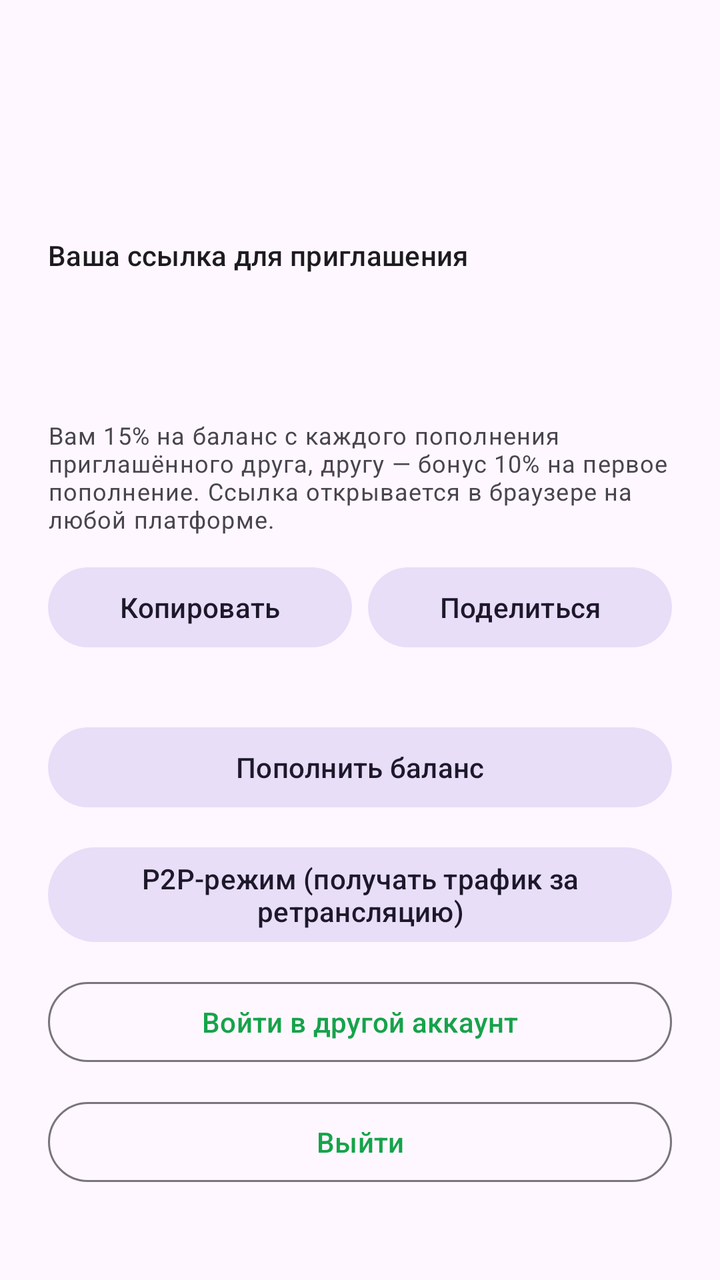
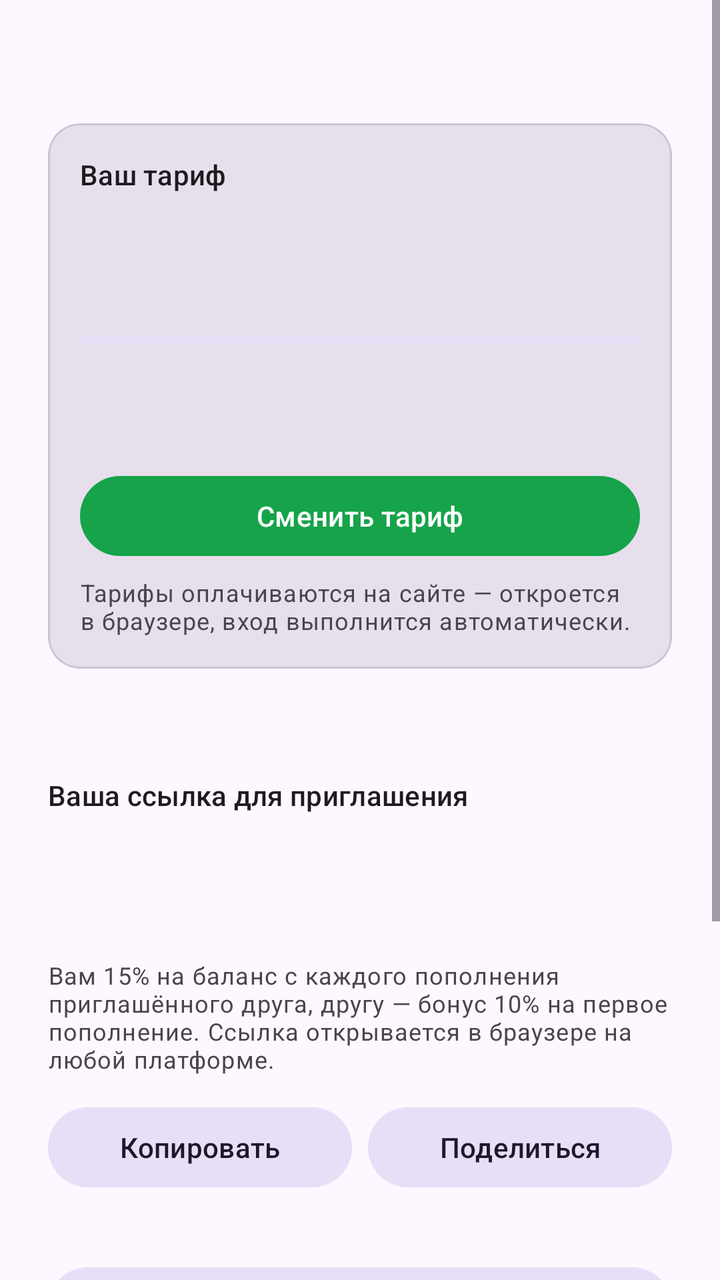

Compare the two renders of this Android layout. The source of the first and the diff that turns it into the second are given below.
<!-- AndroidManifest.xml: application theme Theme.VpnApp -->
<!-- res/layout/fragment_profile.xml -->
<?xml version="1.0" encoding="utf-8"?>
<ScrollView xmlns:android="http://schemas.android.com/apk/res/android"
    android:layout_width="match_parent"
    android:layout_height="match_parent"
    android:fillViewport="true">

<LinearLayout
    android:layout_width="match_parent"
    android:layout_height="wrap_content"
    android:orientation="vertical"
    android:padding="24dp">

    <TextView
        android:id="@+id/emailText"
        android:layout_width="match_parent"
        android:layout_height="wrap_content"
        android:textAppearance="?attr/textAppearanceHeadlineSmall"
        android:layout_marginBottom="24dp" />

    <TextView
        android:id="@+id/balanceText"
        android:layout_width="match_parent"
        android:layout_height="wrap_content"
        android:textAppearance="?attr/textAppearanceTitleMedium"
        android:layout_marginBottom="16dp" />

    <TextView
        android:layout_width="match_parent"
        android:layout_height="wrap_content"
        android:text="@string/profile_referral"
        android:textAppearance="?attr/textAppearanceLabelLarge" />

    <TextView
        android:id="@+id/referralText"
        android:layout_width="match_parent"
        android:layout_height="wrap_content"
        android:textIsSelectable="true" />

    <TextView
        android:id="@+id/referralCodeText"
        android:layout_width="match_parent"
        android:layout_height="wrap_content"
        android:textAppearance="?attr/textAppearanceBodySmall"
        android:textIsSelectable="true"
        android:layout_marginTop="4dp" />

    <TextView
        android:id="@+id/referralStatsText"
        android:layout_width="match_parent"
        android:layout_height="wrap_content"
        android:textAppearance="?attr/textAppearanceBodyMedium"
        android:textColor="?attr/colorPrimary"
        android:textStyle="bold"
        android:layout_marginTop="6dp" />


    <TextView
        android:layout_width="match_parent"
        android:layout_height="wrap_content"
        android:text="@string/profile_referral_desc"
        android:textAppearance="?attr/textAppearanceBodySmall"
        android:layout_marginTop="8dp" />

    <LinearLayout
        android:layout_width="match_parent"
        android:layout_height="wrap_content"
        android:orientation="horizontal"
        android:layout_marginTop="12dp"
        android:layout_marginBottom="32dp">

        <com.google.android.material.button.MaterialButton
            android:id="@+id/copyReferralButton"
            style="@style/Widget.Material3.Button.TonalButton"
            android:layout_width="0dp"
            android:layout_weight="1"
            android:layout_height="wrap_content"
            android:layout_marginEnd="8dp"
            android:text="@string/profile_referral_copy" />

        <com.google.android.material.button.MaterialButton
            android:id="@+id/shareReferralButton"
            style="@style/Widget.Material3.Button.TonalButton"
            android:layout_width="0dp"
            android:layout_weight="1"
            android:layout_height="wrap_content"
            android:text="@string/profile_referral_share" />

    </LinearLayout>

    <com.google.android.material.button.MaterialButton
        android:id="@+id/manageBillingButton"
        style="@style/Widget.Material3.Button.TonalButton"
        android:layout_width="match_parent"
        android:layout_height="wrap_content"
        android:layout_marginBottom="12dp"
        android:text="@string/profile_manage_billing" />

    <com.google.android.material.button.MaterialButton
        android:id="@+id/p2pRelayButton"
        style="@style/Widget.Material3.Button.TonalButton"
        android:layout_width="match_parent"
        android:layout_height="wrap_content"
        android:layout_marginBottom="12dp"
        android:text="@string/profile_p2p_relay" />

    <com.google.android.material.button.MaterialButton
        android:id="@+id/signInExistingButton"
        style="@style/Widget.Material3.Button.OutlinedButton"
        android:layout_width="match_parent"
        android:layout_height="wrap_content"
        android:layout_marginBottom="12dp"
        android:text="@string/profile_sign_in_existing" />

    <com.google.android.material.button.MaterialButton
        android:id="@+id/logoutButton"
        style="@style/Widget.Material3.Button.OutlinedButton"
        android:layout_width="match_parent"
        android:layout_height="wrap_content"
        android:text="@string/profile_logout" />

</LinearLayout>

</ScrollView>
<!-- resources referenced by this layout -->
<resources>
  <string name="profile_logout">Выйти</string>
  <string name="profile_manage_billing">Пополнить баланс</string>
  <string name="profile_p2p_relay">P2P-режим (получать трафик за ретрансляцию)</string>
  <string name="profile_referral">Ваша ссылка для приглашения</string>
  <string name="profile_referral_copy">Копировать</string>
  <string name="profile_referral_desc" formatted="false">Вам 15% на баланс с каждого пополнения приглашённого друга, другу — бонус 10% на первое пополнение. Ссылка открывается в браузере на любой платформе.</string>
  <string name="profile_referral_share">Поделиться</string>
  <string name="profile_sign_in_existing">Войти в другой аккаунт</string>
  <style name="Theme.VpnApp" parent="Theme.Material3.DayNight.NoActionBar">
          <item name="colorPrimary">@color/brand_600</item>
          <item name="colorOnPrimary">@color/white</item>
          <item name="colorPrimaryContainer">@color/brand_100</item>
          <item name="colorOnPrimaryContainer">@color/brand_700</item>
          <item name="colorSecondary">@color/brand_500</item>
          <item name="colorSurface">@color/white</item>
          <item name="colorOnSurface">@color/dark_950</item>
          <item name="android:statusBarColor">?attr/colorSurface</item>
          <item name="android:windowLightStatusBar">true</item>
      </style>
  <color name="brand_600">#16A34A</color>
  <color name="white">#FFFFFF</color>
  <color name="brand_100">#DCFCE7</color>
  <color name="brand_700">#15803D</color>
  <color name="brand_500">#22C55E</color>
  <color name="dark_950">#060709</color>
</resources>

<!-- the commit's change to res/layout/fragment_profile.xml (unified diff, before → after) -->
@@ -1,5 +1,6 @@
 <?xml version="1.0" encoding="utf-8"?>
 <ScrollView xmlns:android="http://schemas.android.com/apk/res/android"
+    xmlns:app="http://schemas.android.com/apk/res-auto"
     android:layout_width="match_parent"
     android:layout_height="match_parent"
     android:fillViewport="true">
@@ -10,12 +11,91 @@
     android:orientation="vertical"
     android:padding="24dp">
 
+    
     <TextView
         android:id="@+id/emailText"
         android:layout_width="match_parent"
         android:layout_height="wrap_content"
-        android:textAppearance="?attr/textAppearanceHeadlineSmall"
-        android:layout_marginBottom="24dp" />
+        android:textAppearance="?attr/textAppearanceTitleMedium"
+        android:maxLines="2"
+        android:ellipsize="middle"
+        android:layout_marginBottom="16dp" />
+
+    
+    <com.google.android.material.card.MaterialCardView
+        android:layout_width="match_parent"
+        android:layout_height="wrap_content"
+        android:layout_marginBottom="16dp"
+        app:cardCornerRadius="16dp"
+        app:cardElevation="0dp"
+        app:cardBackgroundColor="?attr/colorSurfaceVariant">
+
+        <LinearLayout
+            android:layout_width="match_parent"
+            android:layout_height="wrap_content"
+            android:orientation="vertical"
+            android:padding="16dp">
+
+            <TextView
+                android:layout_width="match_parent"
+                android:layout_height="wrap_content"
+                android:text="@string/profile_plan_title"
+                android:textAppearance="?attr/textAppearanceLabelLarge" />
+
+            <TextView
+                android:id="@+id/planNameText"
+                android:layout_width="match_parent"
+                android:layout_height="wrap_content"
+                android:layout_marginTop="4dp"
+                android:textAppearance="?attr/textAppearanceHeadlineSmall" />
+
+            <TextView
+                android:id="@+id/planTrafficText"
+                android:layout_width="match_parent"
+                android:layout_height="wrap_content"
+                android:layout_marginTop="8dp"
+                android:textAppearance="?attr/textAppearanceBodyMedium" />
+
+            <com.google.android.material.progressindicator.LinearProgressIndicator
+                android:id="@+id/planTrafficProgress"
+                android:layout_width="match_parent"
+                android:layout_height="wrap_content"
+                android:layout_marginTop="8dp"
+                app:trackCornerRadius="4dp"
+                app:trackStopIndicatorSize="0dp"
+                android:max="100" />
+
+            <TextView
+                android:id="@+id/planExpiryText"
+                android:layout_width="match_parent"
+                android:layout_height="wrap_content"
+                android:layout_marginTop="8dp"
+                android:textAppearance="?attr/textAppearanceBodyMedium" />
+
+            <TextView
+                android:id="@+id/planDevicesText"
+                android:layout_width="match_parent"
+                android:layout_height="wrap_content"
+                android:layout_marginTop="4dp"
+                android:textAppearance="?attr/textAppearanceBodyMedium" />
+
+            <com.google.android.material.button.MaterialButton
+                android:id="@+id/changePlanButton"
+                android:layout_width="match_parent"
+                android:layout_height="wrap_content"
+                android:layout_marginTop="12dp"
+                android:text="@string/profile_change_plan" />
+
+            
+            <TextView
+                android:id="@+id/changePlanHintText"
+                android:layout_width="match_parent"
+                android:layout_height="wrap_content"
+                android:layout_marginTop="6dp"
+                android:text="@string/profile_change_plan_hint"
+                android:textAppearance="?attr/textAppearanceBodySmall" />
+        </LinearLayout>
+    </com.google.android.material.card.MaterialCardView>
 
     <TextView
         android:id="@+id/balanceText"
<!-- resource entries referenced after the edit -->
@@ -1,8 +1,11 @@
 <!-- resources referenced by this layout -->
 <resources>
+  <string name="profile_change_plan">Сменить тариф</string>
+  <string name="profile_change_plan_hint">Тарифы оплачиваются на сайте — откроется в браузере, вход выполнится автоматически.</string>
   <string name="profile_logout">Выйти</string>
   <string name="profile_manage_billing">Пополнить баланс</string>
   <string name="profile_p2p_relay">P2P-режим (получать трафик за ретрансляцию)</string>
+  <string name="profile_plan_title">Ваш тариф</string>
   <string name="profile_referral">Ваша ссылка для приглашения</string>
   <string name="profile_referral_copy">Копировать</string>
   <string name="profile_referral_desc" formatted="false">Вам 15% на баланс с каждого пополнения приглашённого друга, другу — бонус 10% на первое пополнение. Ссылка открывается в браузере на любой платформе.</string>
